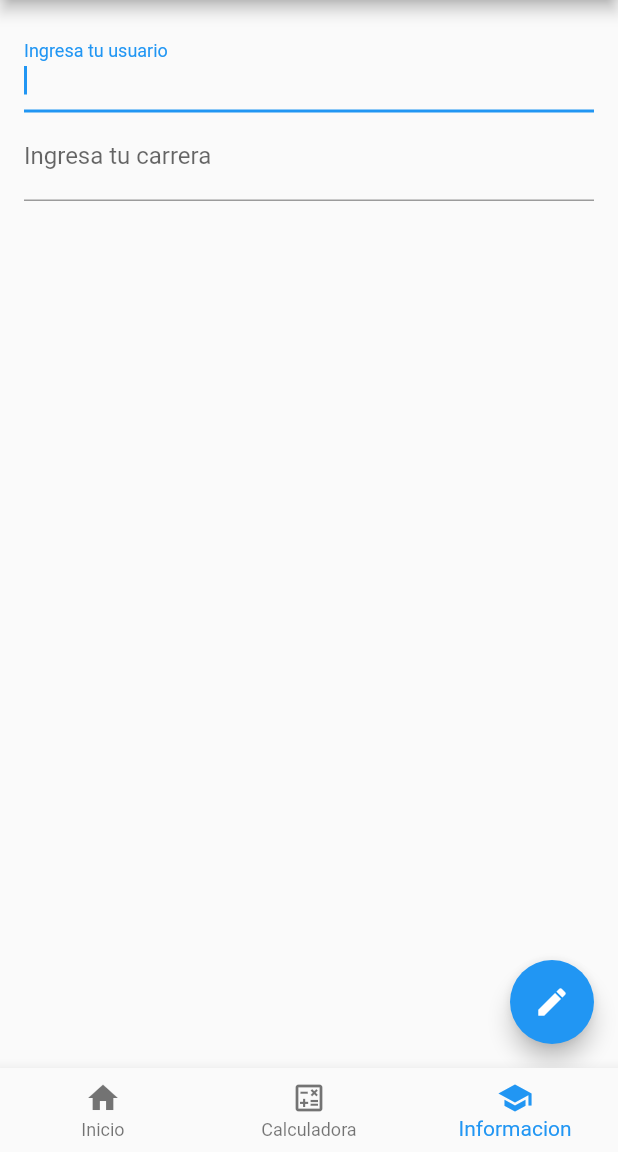
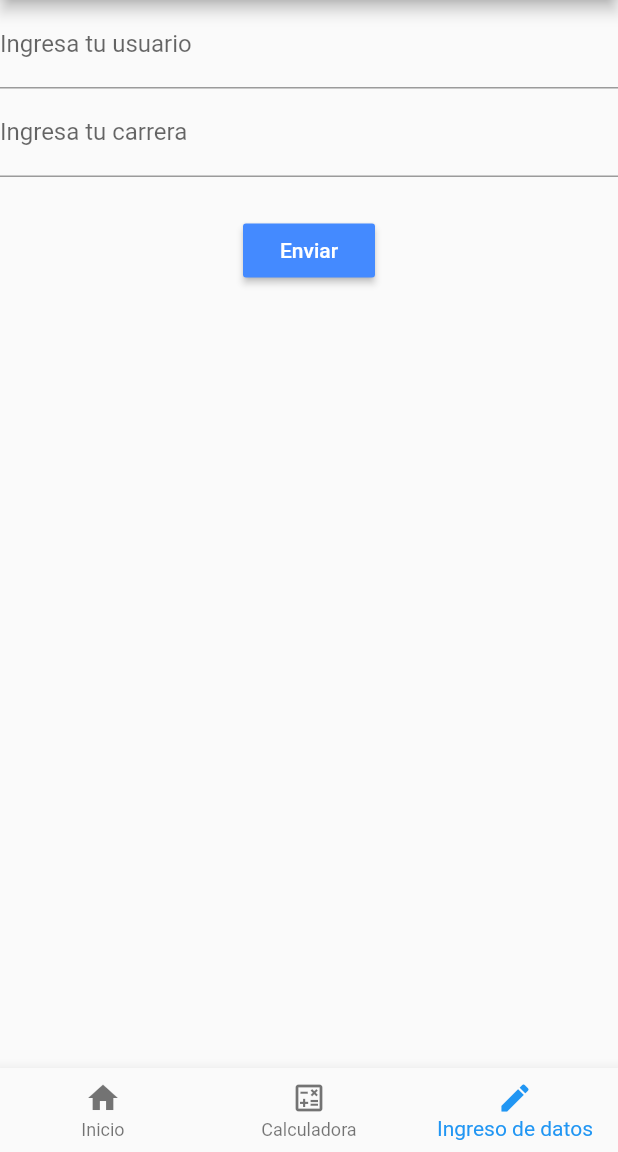
Before and after one commit to eriksnc/Programaci-nMovil, a Flutter app: the screen it shows after launch, item 3 of the bottom bar chosen, on a phone screen of 412 x 824 dp, the part 84-1236 px from its top. Run offline on Flutter 3.47's test engine with Material 2 defaults, Android fonts, the phone set to English and light mode, and no system bars.

Commit message:
Se mejoro el apartado del cuadro de texto como se quito la palabra inicio y se remplazo por un icono de casa

```diff
--- a/Proyecto1/lib/barra.dart
+++ b/Proyecto1/lib/barra.dart
@@ -1,3 +1,5 @@
+// ignore_for_file: unnecessary_const
+
 import 'package:flutter/material.dart';
 import 'package:proyecto1/calculadora.dart';
 import 'package:proyecto1/cuadroDeTexto.dart';
@@ -24,12 +26,9 @@ class _BasicBarraState extends State<barra> {
   TextStyle(fontSize: 50, fontWeight: FontWeight.bold);
 
   static const List<Widget> _paginas = <Widget>[
-    const Text(
-      'INICIO',
-      style: optionStyle,
-    ),
-    calculadora(),
-   cuadroDeTexto(),
+      Icon(Icons.home,size: 250),
+      calculadora(),
+      cuadroDeTexto(),
 
   ];
 
@@ -55,8 +54,8 @@ class _BasicBarraState extends State<barra> {
             label: 'Calculadora',
           ),
           BottomNavigationBarItem(
-            icon: Icon(Icons.school),
-            label: 'Informacion',
+            icon: Icon(Icons.edit),
+            label: 'Ingreso de datos',
           ),
         ],
         currentIndex: _selectedIndex,
--- a/Proyecto1/lib/cuadroDeTexto.dart
+++ b/Proyecto1/lib/cuadroDeTexto.dart
@@ -1,4 +1,7 @@
 import 'package:flutter/material.dart';
+import 'package:flutter/painting.dart';
+
+
 
 class cuadroDeTexto extends StatefulWidget {
   const cuadroDeTexto({Key? key}) : super(key: key);
@@ -7,7 +10,11 @@ class cuadroDeTexto extends StatefulWidget {
 }
 
 class _cuadrotextoState extends State<cuadroDeTexto>{
+
+  final _formKey = GlobalKey<FormState>();
   late FocusNode myFocusNode;
+  String texto1 = "";
+  String texto2 = "";
 
   @override
   void initState() {
@@ -22,6 +29,7 @@ class _cuadrotextoState extends State<cuadroDeTexto>{
     super.dispose();
   }
 
+/*
   @override
   Widget build(BuildContext context) {
     return Scaffold(
@@ -46,6 +54,7 @@ class _cuadrotextoState extends State<cuadroDeTexto>{
             ),
           ],
         ),
+
       ),
 
       floatingActionButton: FloatingActionButton(
@@ -56,5 +65,75 @@ class _cuadrotextoState extends State<cuadroDeTexto>{
         child: Icon(Icons.edit),
       ), // Esta coma final hace que el auto-formatting sea más agradable para los métodos build.
     );
+
+  }
+*/
+
+  @override
+  Widget build(BuildContext context) {
+    // Crea un widget Form usando el _formKey que creamos anteriormente
+    return Form(
+
+      key: _formKey,
+      child: Column(
+        crossAxisAlignment: CrossAxisAlignment.center,
+        children: <Widget>[
+
+          /// CAMPO DE TEXTO 1
+          TextFormField(
+            textAlign: TextAlign.center,
+            validator: (value) {
+              if (value!.isEmpty) {
+                return 'Ingrese el usuario';
+              }else{
+                texto1 = value;
+              }
+            },
+            decoration: InputDecoration(
+                labelText: 'Ingresa tu usuario'
+            ),
+
+          ),
+
+          /// CAMPO DE TEXTO 2
+          TextFormField(
+            textAlign: TextAlign.center,
+            validator: (value) {
+              if (value!.isEmpty) {
+                return 'Ingrese al area que pertenece';
+              }else{
+               texto2 = value;
+              }
+            },
+            decoration: InputDecoration(
+
+                labelText: 'Ingresa tu carrera'
+            ),
+          ),
+
+          /// MENSAJE DE ENVIO Y BOTON DE ENVIAR
+          Padding(
+
+            padding: const EdgeInsets.symmetric(horizontal: 1, vertical: 25),
+            child: RaisedButton(
+              color: Colors.blueAccent,
+              textColor: Colors.white,
+              onPressed: () {
+                // devolverá true si el formulario es válido, o falso si
+                // el formulario no es válido.
+                if (_formKey.currentState!.validate()) {
+                  // Si el formulario es válido, queremos mostrar un Snackbar
+                  Scaffold.of(context)
+                      .showSnackBar(SnackBar(content: Text('Usuario:'+texto1+'\nCarrera: '+texto2)));
+
+                }
+              },
+              child: Text('Enviar'),
+            ),
+          ),
+
+        ],
+      ),
+    );
   }
 }
```
